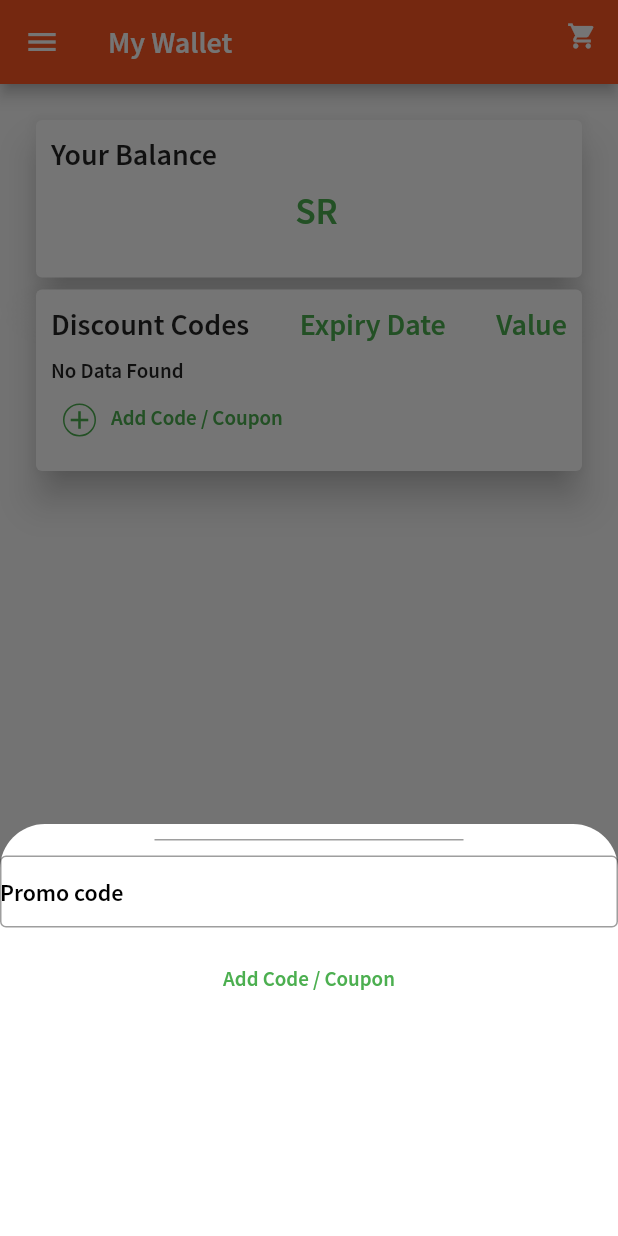
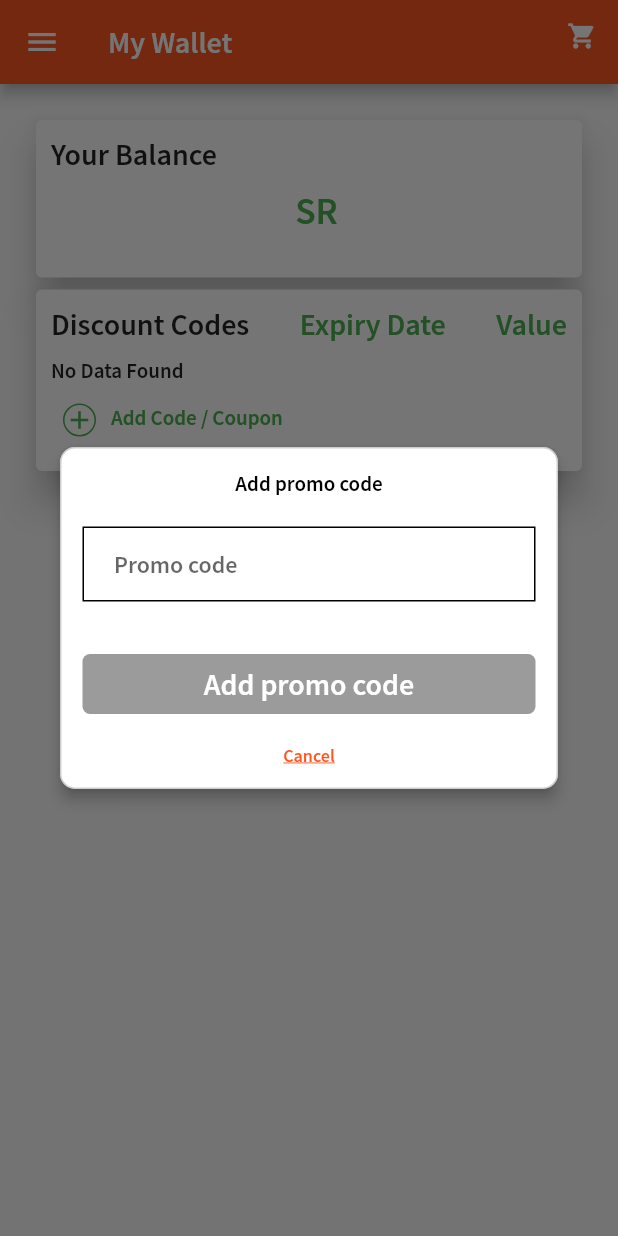
Before and after one commit to Nader15/gas_express, a Flutter app: the MyWallet screen opened directly, after a tap on "Add Code / Coupon", on a phone screen of 412 x 824 dp. Run offline on Flutter 3.47's test engine with Material 2 defaults, Android fonts, the phone set to English and light mode, and no system bars; our stand-ins replace carousel_slider, dio, flutter_svg, google_maps_flutter, image_picker, localize_and_translate and 3 more; missing offline and left inert: flutter_statusbarcolor, geocoder, xs_progress_hud; accounts and stored records are empty.

Commit message:
edit user copone

```diff
--- a/lib/ui/Wallet/my_wallet.dart
+++ b/lib/ui/Wallet/my_wallet.dart
@@ -37,6 +37,146 @@ class _MyWalletState extends State<MyWallet> {
         gettingData();
       });
     });
+  }
+  alertDialogPromoCodeWidget() {
+    String errorMessage = "";
+    return showDialog(
+        context: context,
+        barrierDismissible: false,
+        builder: (
+            context,
+            ) {
+          return StatefulBuilder(
+            builder: (context, State) {
+              return AlertDialog(
+                elevation: 4.0,
+                shape: OutlineInputBorder(
+                    borderSide: BorderSide(
+                      color: Colors.grey.withOpacity(.5),
+                      width: 1,
+                    ),
+                    borderRadius: BorderRadius.circular(10)),
+                titlePadding: EdgeInsets.all(15.0),
+                title: Column(
+                  mainAxisAlignment: MainAxisAlignment.center,
+                  crossAxisAlignment: CrossAxisAlignment.center,
+                  children: [
+                    Container(
+                      child: Text(
+                        translator.translate('addPromoCode'),
+                        textScaleFactor: 1,
+                        style: TextStyle(color: Colors.black, fontSize: 14),
+                      ),
+                    ),
+                    SizedBox(
+                      height: 20,
+                    ),
+                    Container(
+                      decoration: new BoxDecoration(
+                        shape: BoxShape.rectangle,
+                        border: new Border.all(
+                          color: Colors.black,
+                          width: 1.0,
+                        ),
+                      ),
+                      child: new TextField(
+
+                        // textAlign: TextAlign.center,
+                        controller: promoCodeController,
+                        onChanged: (value) {
+                          State(() {
+                            errorMessage = "";
+                            // promoCodeController.text = promoCodeController.text;
+                          });
+                        },
+                        decoration: new InputDecoration(
+                          contentPadding: EdgeInsets.only(left: 20,right: 20),
+                          hintText: translator.translate('promoCode'),
+                          border: InputBorder.none,
+                        ),
+                      ),
+                    ),
+                    SizedBox(
+                      height: 10,
+                    ),
+                    Container(
+                        alignment: translator.currentLanguage == 'ar'
+                            ? Alignment.centerRight
+                            : Alignment.centerLeft,
+                        child: Text(
+                          errorMessage,
+                          style: TextStyle(color: Colors.red, fontSize: 12),
+                        )),
+                    SizedBox(
+                      height: 10,
+                    ),
+                    InkWell(
+                        onTap: () {
+
+                          if(promoCodeController.text.isEmpty){
+                            Navigator.of(context).pop();
+                          }
+                          else {
+                            Map data ={
+                              "coupon_code":promoCodeController.text
+                            };
+                            Api(context, _scaffoldKey).addPromoCodeApi(data).then((value) {
+                              if(value){
+                                setState(() {
+                                  promoCodeList.clear();
+                                  promoCodeController.clear();
+                                });
+                                Navigator.of(context).pop();
+                                gettingData();
+                              }
+                              else {
+                                Navigator.of(context).pop();
+
+                              }
+                            });
+                          }
+                        },
+                        child: Container(
+                          decoration: BoxDecoration(
+                              borderRadius: BorderRadius.circular(5),
+                              color: promoCodeController.text == null ||
+                                  promoCodeController.text.isEmpty
+                                  ? grey
+                                  : primaryAppColor),
+                          width: MediaQuery.of(context).size.width / 1.2,
+                          height: 40,
+                          child: Center(
+                              child: Text(
+                                translator.translate('addPromoCode'),
+                                textScaleFactor: 1,
+                                style: TextStyle(color: Colors.white),
+                              )),
+                        )),
+                    SizedBox(
+                      height: 20,
+                    ),
+                    InkWell(
+                        onTap: () {
+                          setState(() {
+                            promoCodeController.clear();
+
+                          });
+                          Navigator.pop(context);
+                        },
+                        child: Text(
+                          translator.translate('Cancel'),
+                          textScaleFactor: 1,
+                          style: TextStyle(
+                              color: primaryAppColor,
+                              decoration: TextDecoration.underline,
+                              fontSize: 12),
+                        ))
+                  ],
+                ),
+              );
+            },
+          );
+        });
   }
 
   gettingData() {
@@ -340,15 +480,16 @@ else {
                                 // CustomDivider(),
                                 TextButton(
                                     onPressed: () {
-                                      showRoundedModalBottomSheet(
-                                          autoResize: true,
-                                          dismissOnTap: false,
-                                          context: context,
-                                          radius: 30.0,
-                                          // This is the default
-                                          color: Colors.white,
-                                          // Also default
-                                          builder: (context) => addPromoCode());
+                                      alertDialogPromoCodeWidget();
+                                      // showRoundedModalBottomSheet(
+                                      //     autoResize: true,
+                                      //     dismissOnTap: false,
+                                      //     context: context,
+                                      //     radius: 30.0,
+                                      //     // This is the default
+                                      //     color: Colors.white,
+                                      //     // Also default
+                                      //     builder: (context) => addPromoCode());
 
                                     },
                                     child: Row(
```
